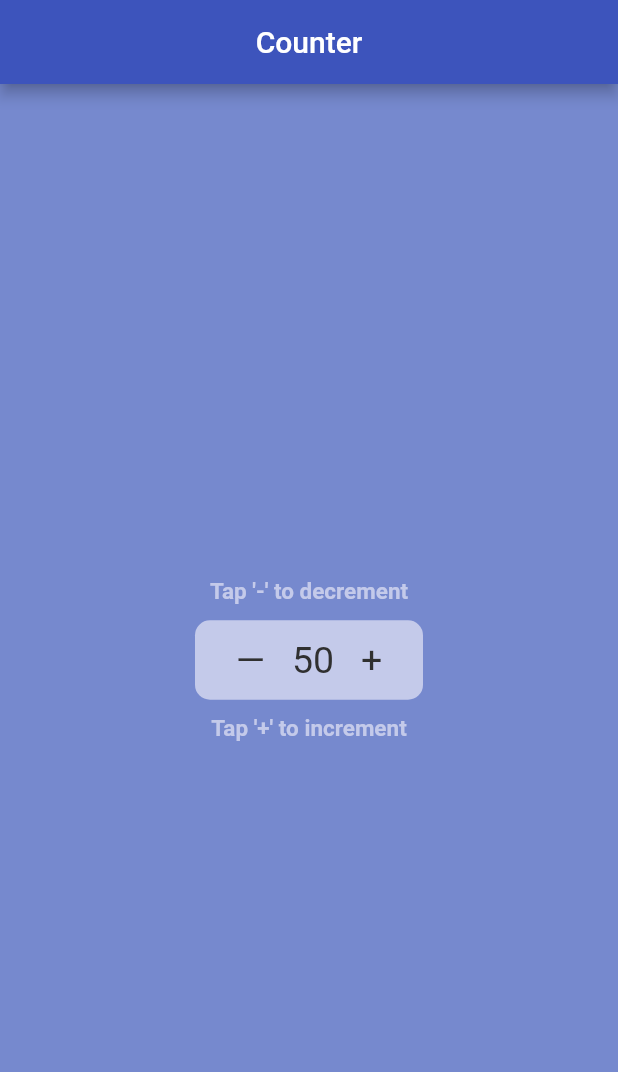
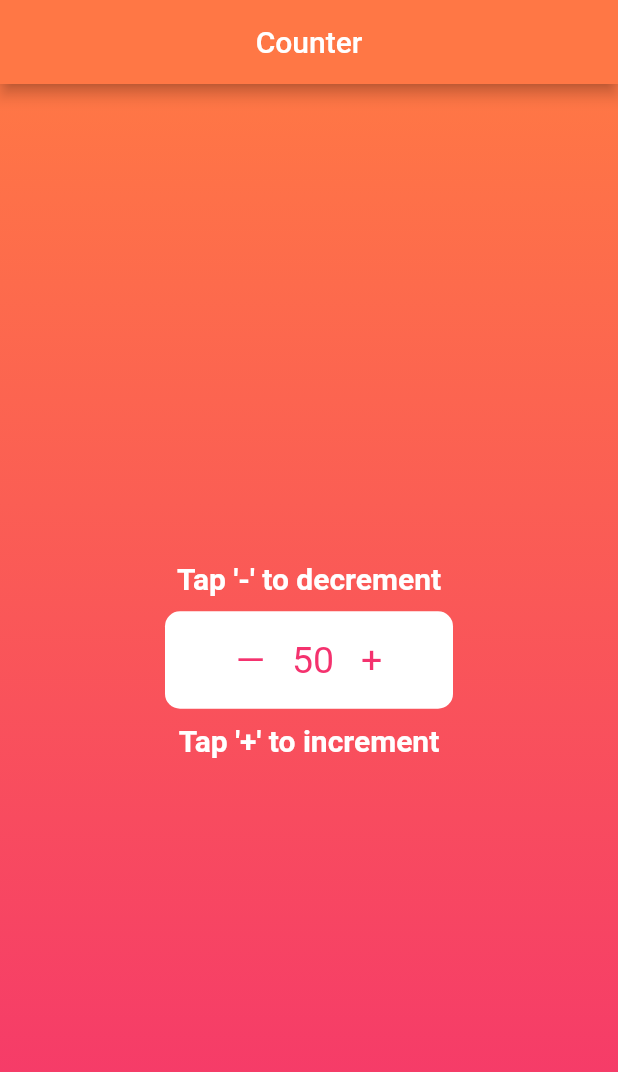
Before and after one commit to Alish666/Simple-Number-Inc-Decrement-App-, a Flutter app: the screen it shows after launch, on a phone screen of 412 x 824 dp. Shown: the top 1072 px of the screen. Run offline on Flutter 3.47's test engine with Material 2 defaults, Android fonts, the phone set to English and light mode, and no system bars.

Commit message:
Ver 1.10 with pink-orange UI

```diff
--- a/lib/main.dart
+++ b/lib/main.dart
@@ -25,10 +25,16 @@ class _CounterState extends State<Counter> {
             style: TextStyle(color: Colors.white),
           ),
           centerTitle: true,
-          backgroundColor: Color.fromRGBO(61, 84, 188, 1),
+          backgroundColor: Color.fromRGBO(255, 119, 69, 1),
         ),
         body: Container(
-          decoration: BoxDecoration(color: Color.fromRGBO(118, 137, 206, 1)),
+          decoration: BoxDecoration(
+            color: Color.fromRGBO(118, 137, 206, 1),
+            gradient: LinearGradient(colors: [
+              Color.fromRGBO(255, 119, 69, 1),
+              Color.fromRGBO(244, 50, 110, 1)
+            ], begin: Alignment.topCenter, end: Alignment.bottomCenter),
+          ),
           child: Center(
             child: Column(
               mainAxisAlignment: MainAxisAlignment.center,
@@ -36,8 +42,8 @@ class _CounterState extends State<Counter> {
                 Text(
                   "Tap '-' to decrement",
                   style: TextStyle(
-                      color: Color.fromRGBO(196, 202, 234, 1),
-                      fontSize: 15,
+                      color: Colors.white,
+                      fontSize: 20,
                       fontWeight: FontWeight.bold),
                 ),
                 SizedBox(
@@ -45,11 +51,11 @@ class _CounterState extends State<Counter> {
                 ),
                 Container(
                   decoration: BoxDecoration(
-                      color: Color.fromRGBO(196, 202, 234, 1),
+                      color: Colors.white,
                       shape: BoxShape.rectangle,
                       borderRadius: BorderRadius.all(Radius.circular(10))),
-                  padding: EdgeInsets.all(12),
-                  margin: EdgeInsets.fromLTRB(130, 0, 130, 0),
+                  padding: EdgeInsets.all(18),
+                  margin: EdgeInsets.fromLTRB(110, 0, 110, 0),
                   child: Row(
                     mainAxisAlignment: MainAxisAlignment.center,
                     children: <Widget>[
@@ -61,7 +67,7 @@ class _CounterState extends State<Counter> {
                         },
                         child: Text("—",
                             style: TextStyle(
-                                color: Color.fromRGBO(48, 48, 48, 1),
+                                color: Color.fromRGBO(244, 50, 110, 1),
                                 fontSize: 25)),
                       ),
                       SizedBox(
@@ -69,7 +75,7 @@ class _CounterState extends State<Counter> {
                       ),
                       Text("$_counter",
                           style: TextStyle(
-                              color: Color.fromRGBO(48, 48, 48, 1),
+                              color: Color.fromRGBO(244, 50, 110, 1),
                               fontSize: 25)),
                       SizedBox(
                         width: 18,
@@ -82,7 +88,7 @@ class _CounterState extends State<Counter> {
                         },
                         child: Text("+",
                             style: TextStyle(
-                                color: Color.fromRGBO(48, 48, 48, 1),
+                                color: Color.fromRGBO(244, 50, 110, 1),
                                 fontSize: 25)),
                       )
                     ],
@@ -93,8 +99,8 @@ class _CounterState extends State<Counter> {
                 ),
                 Text("Tap '+' to increment",
                     style: TextStyle(
-                        color: Color.fromRGBO(196, 202, 234, 1),
-                        fontSize: 15,
+                        color: Colors.white,
+                        fontSize: 20,
                         fontWeight: FontWeight.bold))
               ],
             ),
```
